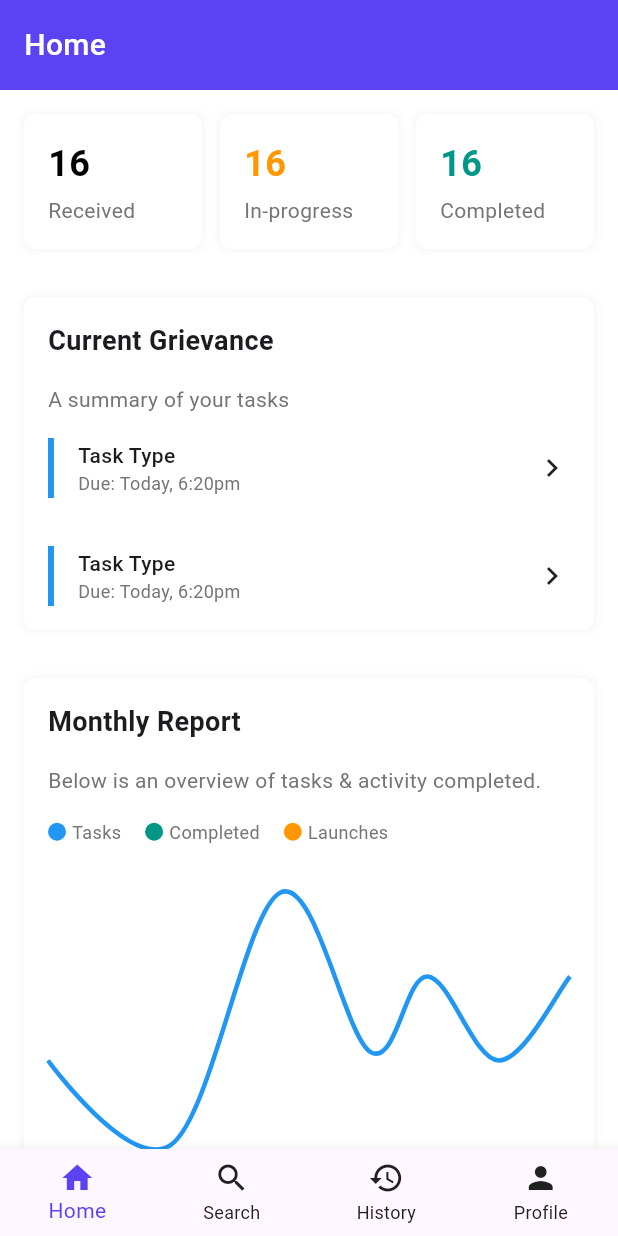
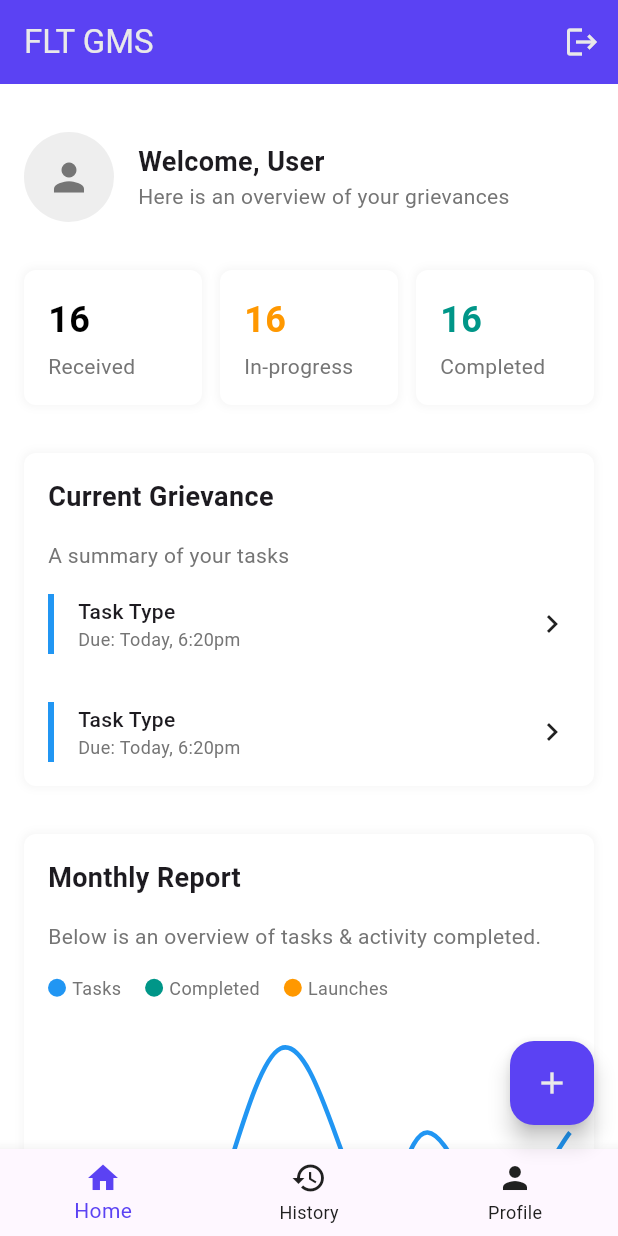
Before and after one commit to yxiang921/grievance-management-mobile, a Flutter app: the screen it shows after launch, on a phone screen of 412 x 824 dp. Run offline on Flutter 3.47's test engine with Material 3 defaults, Android fonts, the phone set to English and light mode, and no system bars; drawn by our look-alikes of fl_chart; our stand-ins replace image_picker; Roboto replaces fonts that are missing (SF Pro Display).

```diff
--- a/lib/main.dart
+++ b/lib/main.dart
@@ -1,6 +1,7 @@
 import 'package:flutter/material.dart';
 import 'package:grievance_mobile/screens/grievance_detail_screen.dart';
 import 'package:grievance_mobile/screens/grievance_history_screen.dart';
+import 'package:grievance_mobile/screens/grievance_submission_screen.dart';
 import 'package:grievance_mobile/screens/home_screen.dart';
 import 'package:grievance_mobile/screens/profile_screen.dart';
 import 'package:grievance_mobile/screens/register_screen.dart';
@@ -48,7 +49,6 @@ class _MainScreenState extends State<MainScreen> {
   // List of pages to show for each bottom navigation item
   final List<Widget> _pages = [
     HomePage(),
-    GrievanceDetailsPage(),
     GrievanceHistoryScreen(),
     ProfileScreen(),
   ];
@@ -67,6 +67,33 @@ class _MainScreenState extends State<MainScreen> {
         currentIndex: _selectedIndex,
         onTap: _onItemTapped,
       ),
+      appBar: AppBar(
+        title: Text('FLT GMS'),
+        backgroundColor: AppColors.primaryColor,
+        foregroundColor: AppColors.white,
+        actions: [
+          IconButton(
+            icon: Icon(Icons.logout),
+            onPressed: () {
+              Navigator.push(
+                context,
+                MaterialPageRoute(builder: (context) => RegisterScreen()),
+              );
+            },
+          ),
+        ],
+      ),
+      floatingActionButton: FloatingActionButton(
+        onPressed: () {
+          Navigator.push(
+            context,
+            MaterialPageRoute(builder: (context) => SubmitGrievancePage()),
+          );
+        },
+        child: const Icon(Icons.add),
+        backgroundColor: AppColors.primaryColor,
+        foregroundColor: AppColors.white,
+      ),
     );
   }
 }
--- a/lib/screens/home_screen.dart
+++ b/lib/screens/home_screen.dart
@@ -112,19 +112,41 @@ class HomePage extends StatelessWidget {
         child: SingleChildScrollView(
           child: Column(
             children: [
-              Container(
-                padding: const EdgeInsets.symmetric(horizontal: 16),
-                height: 60,
-                color: AppColors.primaryColor,
-                child: const Row(
+              SizedBox(
+                height: 16,
+              ),
+              Padding(
+                padding: const EdgeInsets.all(16.0),
+                child: Row(
                   children: [
-                    Text(
-                      'Home',
-                      style: TextStyle(
-                        color: Colors.white,
-                        fontSize: 20,
-                        fontWeight: FontWeight.w500,
+                    CircleAvatar(
+                      radius: 30,
+                      backgroundColor: Colors.grey[200],
+                      child: Icon(
+                        Icons.person,
+                        size: 30,
+                        color: Colors.grey[600],
                       ),
+                    ),
+                    SizedBox(width: 16),
+                    Column(
+                      crossAxisAlignment: CrossAxisAlignment.start,
+                      children: [
+                        Text(
+                          'Welcome, User',
+                          style: TextStyle(
+                            fontSize: 18,
+                            fontWeight: FontWeight.bold,
+                          ),
+                        ),
+                        Text(
+                          'Here is an overview of your grievances',
+                          style: TextStyle(
+                            color: Colors.grey[600],
+                            fontSize: 14,
+                          ),
+                        ),
+                      ],
                     ),
                   ],
                 ),
--- a/lib/utils/colors.dart
+++ b/lib/utils/colors.dart
@@ -4,4 +4,5 @@ class AppColors {
   static const Color primaryColor = Color(0xFF5B42F3);
 
   static const Color black = Color.fromARGB(255, 32, 32, 32);
+  static const Color white = Color.fromARGB(255, 233, 233, 233);
 }
--- a/lib/widgets/navbar.dart
+++ b/lib/widgets/navbar.dart
@@ -21,10 +21,6 @@ class BottomNavBar extends StatelessWidget {
           label: 'Home',
         ),
         BottomNavigationBarItem(
-          icon: Icon(Icons.search),
-          label: 'Search',
-        ),
-        BottomNavigationBarItem(
           icon: Icon(Icons.history),
           label: 'History',
         ),
```
Also changed, not shown: lib/screens/grievance_history_screen.dart (+4 -30 lines), lib/screens/profile_screen.dart (+0 -15 lines).
